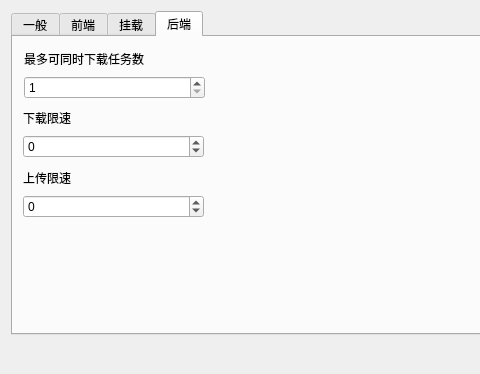
The window that src/frontend/ui/settings.ui (Xinkai/XwareDesktop) describes before a commit, drawn with Qt 5; both pictures show x 0 to 480 and y 0 to 374 of the 930 by 374 pixel window.
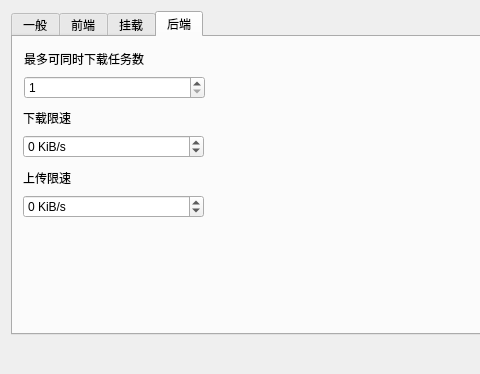
The same window after the commit. The open tabs and pages were chosen to show the change. Icons and pictures are not drawn.

Commit message: enhancement: use KiB instead of KB or kb as unit.

Patch:
```diff
--- a/src/frontend/ui/settings.ui
+++ b/src/frontend/ui/settings.ui
@@ -512,6 +512,9 @@
           <property name="toolTip">
            <string>无限制设置为-1</string>
           </property>
+          <property name="suffix">
+           <string> KiB/s</string>
+          </property>
           <property name="minimum">
            <number>-1</number>
           </property>
@@ -550,6 +553,9 @@
           <property name="toolTip">
            <string>无限制设置为-1</string>
           </property>
+          <property name="suffix">
+           <string> KiB/s</string>
+          </property>
           <property name="minimum">
            <number>-1</number>
           </property>
```
Left out of the diff: 4 changed lines with no effect on the pictures. The commit also changes 1 other file.
